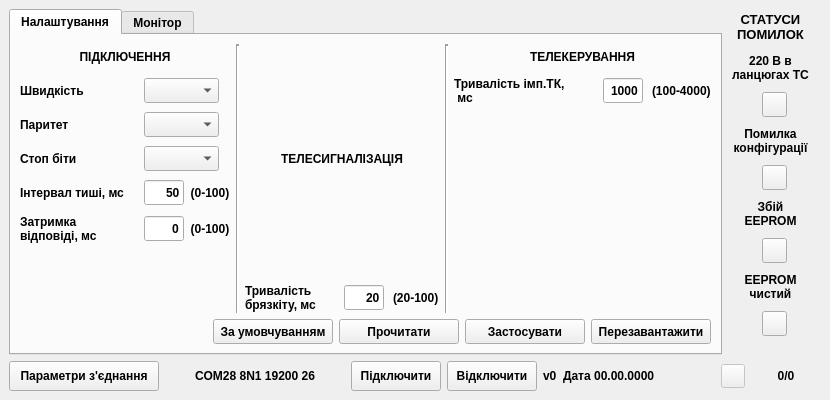
First picture: the form in mdio.ui, repository Goodjamp/Mdio, before the edit.
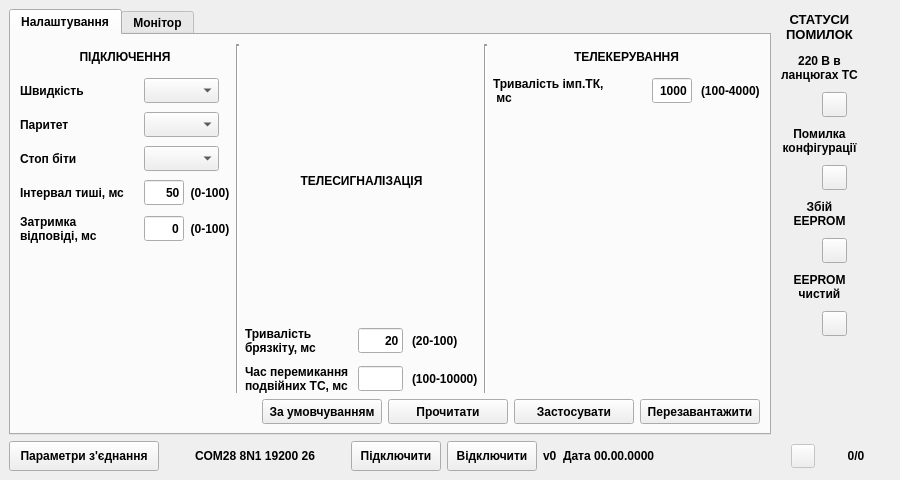
Second picture: the form after the edit.

Commit message: Added UI for the configuration Double TS

Diff of the .ui file:
```diff
--- a/mdio.ui
+++ b/mdio.ui
@@ -6,8 +6,8 @@
    <rect>
     <x>0</x>
     <y>0</y>
-    <width>830</width>
-    <height>400</height>
+    <width>900</width>
+    <height>480</height>
    </rect>
   </property>
   <property name="sizePolicy">
@@ -18,14 +18,14 @@
   </property>
   <property name="minimumSize">
    <size>
-    <width>830</width>
-    <height>400</height>
+    <width>900</width>
+    <height>480</height>
    </size>
   </property>
   <property name="maximumSize">
    <size>
-    <width>830</width>
-    <height>380</height>
+    <width>945</width>
+    <height>480</height>
    </size>
   </property>
   <property name="windowTitle">
@@ -514,35 +514,6 @@
               </item>
               <item>
                <layout class="QGridLayout" name="glConnectionInternal_2">
-                <item row="0" column="2">
-                 <widget class="QLineEdit" name="leDebounceInterval">
-                  <property name="minimumSize">
-                   <size>
-                    <width>40</width>
-                    <height>25</height>
-                   </size>
-                  </property>
-                  <property name="maximumSize">
-                   <size>
-                    <width>40</width>
-                    <height>25</height>
-                   </size>
-                  </property>
-                  <property name="font">
-                   <font>
-                    <pointsize>9</pointsize>
-                    <weight>75</weight>
-                    <bold>true</bold>
-                   </font>
-                  </property>
-                  <property name="text">
-                   <string>20</string>
-                  </property>
-                  <property name="alignment">
-                   <set>Qt::AlignRight|Qt::AlignTrailing|Qt::AlignVCenter</set>
-                  </property>
-                 </widget>
-                </item>
                 <item row="0" column="0">
                  <widget class="QLabel" name="lBounceTimeoute">
                   <property name="minimumSize">
@@ -570,6 +541,40 @@
                   </property>
                  </widget>
                 </item>
+                <item row="1" column="2">
+                 <widget class="QLineEdit" name="leDoubleTsSwitchTime">
+                  <property name="minimumSize">
+                   <size>
+                    <width>45</width>
+                    <height>25</height>
+                   </size>
+                  </property>
+                  <property name="maximumSize">
+                   <size>
+                    <width>40</width>
+                    <height>25</height>
+                   </size>
+                  </property>
+                  <property name="text">
+                   <string/>
+                  </property>
+                 </widget>
+                </item>
+                <item row="1" column="0">
+                 <widget class="QLabel" name="lDoubleTsSwitchTime">
+                  <property name="text">
+                   <string>Час перемикання
+подвійних ТС, мс</string>
+                  </property>
+                 </widget>
+                </item>
+                <item row="1" column="3">
+                 <widget class="QLabel" name="label_13">
+                  <property name="text">
+                   <string>(100-10000)</string>
+                  </property>
+                 </widget>
+                </item>
                 <item row="0" column="1">
                  <spacer name="horizontalSpacer_7">
                   <property name="orientation">
@@ -597,6 +602,35 @@
                   </property>
                  </widget>
                 </item>
+                <item row="0" column="2">
+                 <widget class="QLineEdit" name="leDebounceInterval">
+                  <property name="minimumSize">
+                   <size>
+                    <width>45</width>
+                    <height>25</height>
+                   </size>
+                  </property>
+                  <property name="maximumSize">
+                   <size>
+                    <width>40</width>
+                    <height>25</height>
+                   </size>
+                  </property>
+                  <property name="font">
+                   <font>
+                    <pointsize>9</pointsize>
+                    <weight>75</weight>
+                    <bold>true</bold>
+                   </font>
+                  </property>
+                  <property name="text">
+                   <string>20</string>
+                  </property>
+                  <property name="alignment">
+                   <set>Qt::AlignRight|Qt::AlignTrailing|Qt::AlignVCenter</set>
+                  </property>
+                 </widget>
+                </item>
                </layout>
               </item>
              </layout>
```
The commit also changes 9 other files.
